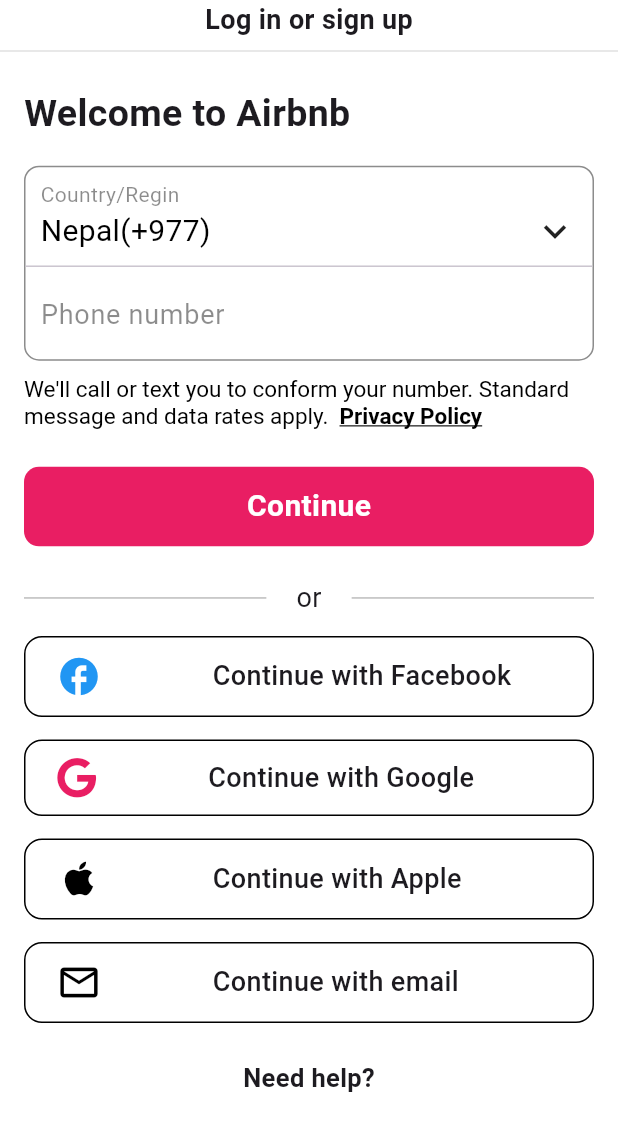
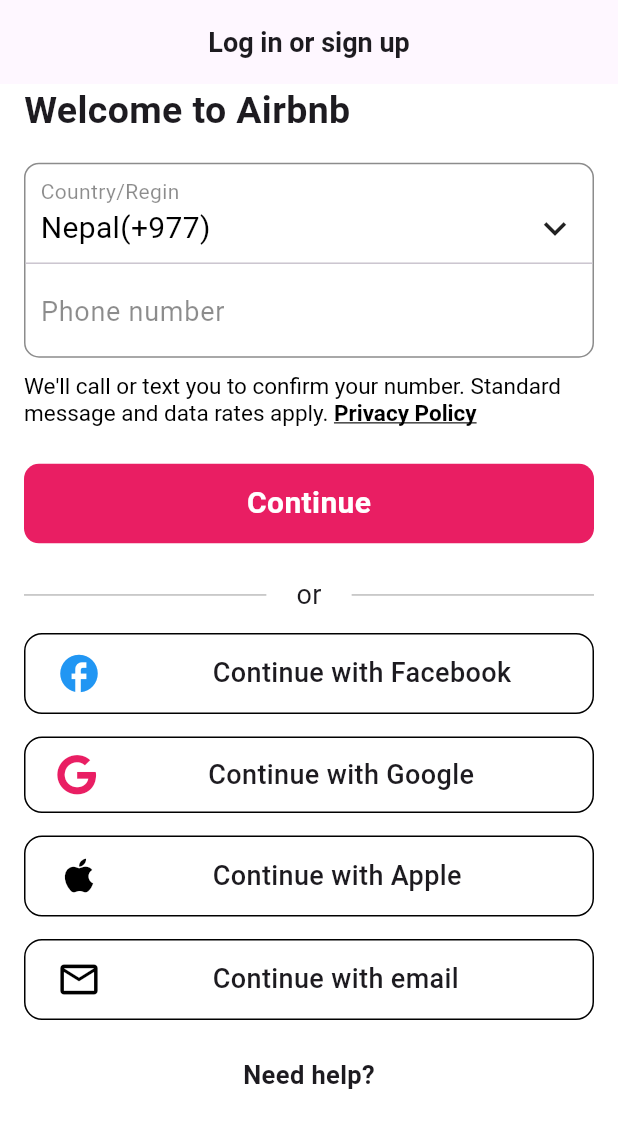
Before and after one commit to Shahin4292/Airbnb, a Flutter app: the screen it shows after launch, on a phone screen of 412 x 824 dp. Shown: the top 1131 px of the screen. Run offline on Flutter 3.47's test engine with Material 3 defaults, Android fonts, the phone set to English and light mode, and no system bars; our stand-ins replace font_awesome_flutter.

```diff
--- a/lib/views/login_screen.dart
+++ b/lib/views/login_screen.dart
@@ -14,14 +14,9 @@ class _LoginScreenState extends State<LoginScreen> {
     Size size = MediaQuery.of(context).size;
     return Scaffold(
       backgroundColor: Colors.white,
-      body: SingleChildScrollView(
-        child: SafeArea(
-          bottom: false,
-          child: Column(
-            crossAxisAlignment: CrossAxisAlignment.start,
-            children: [
-              const Center(
-                child: Text(
+      appBar: AppBar(
+        centerTitle: true,
+        title: const Text(
           "Log in or sign up",
           style: TextStyle(
             fontSize: 18,
@@ -29,11 +24,12 @@ class _LoginScreenState extends State<LoginScreen> {
           ),
         ),
       ),
-              const Divider(
-                color: Colors.black12,
-              ),
+      body: SingleChildScrollView(
+        child: Column(
+          crossAxisAlignment: CrossAxisAlignment.start,
+          children: [
             Padding(
-                padding: const EdgeInsets.all(16),
+              padding: const EdgeInsets.only(left: 16, right: 16,bottom: 16),
               child: Column(
                 crossAxisAlignment: CrossAxisAlignment.start,
                 children: [
@@ -53,7 +49,7 @@ class _LoginScreenState extends State<LoginScreen> {
                   RichText(
                     text: const TextSpan(
                       text:
-                        "We'll call or text you to conform your number. Standard message and data rates apply.  ",
+                      "We'll call or text you to confirm your number. Standard message and data rates apply. ",
                       style: TextStyle(
                         fontSize: 15,
                         color: Colors.black,
@@ -168,7 +164,6 @@ class _LoginScreenState extends State<LoginScreen> {
           ],
         ),
       ),
-      ),
     );
   }
 
```
Lines whose indentation alone changed are shown as unchanged.
